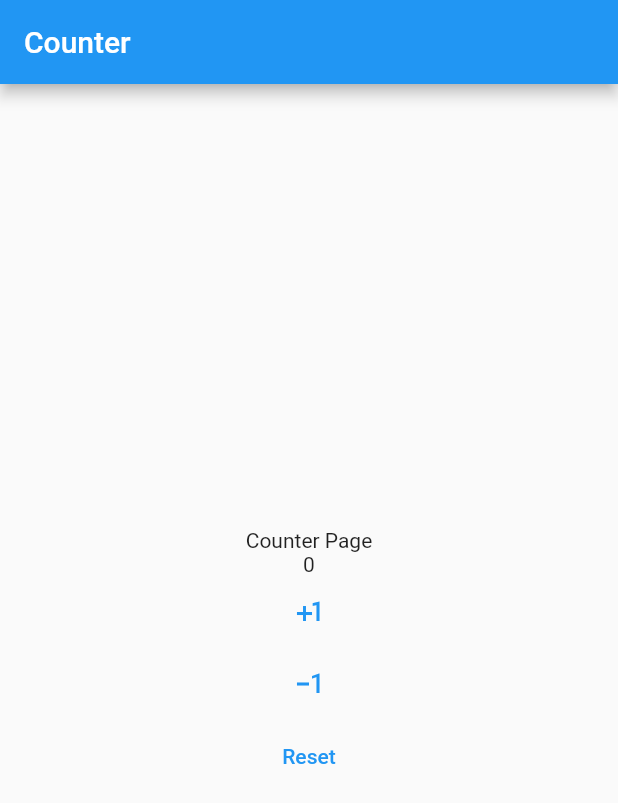
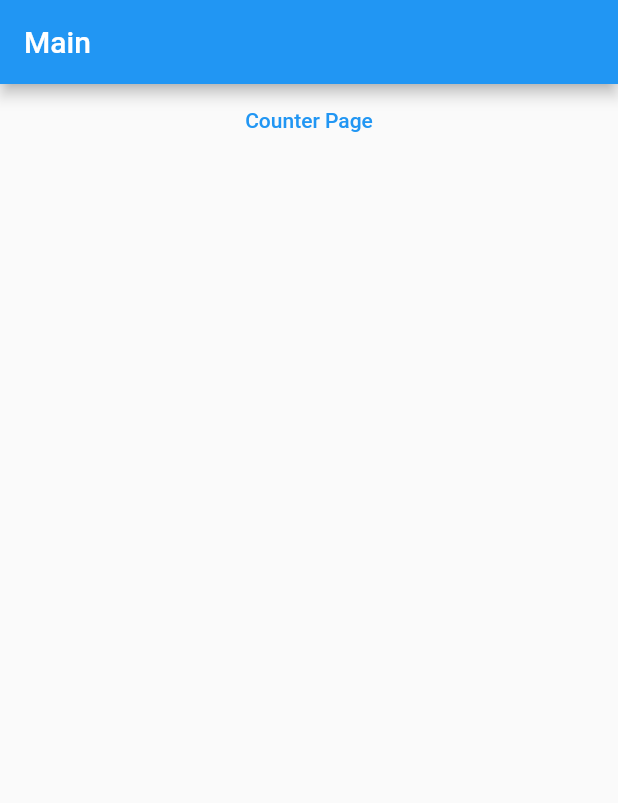
Before and after one commit to satria1697/supreme-system, a Flutter app: the screen it shows after launch, on a phone screen of 412 x 824 dp. Shown: the top 803 px of the screen. Run offline on Flutter 3.47's test engine with Material 2 defaults, Android fonts, the phone set to English and light mode, and no system bars; our stand-ins replace equatable, flutter_bloc.

Commit message:
[feat] create MainLayout [fix] fixing counterPage layout [feat] add routing

```diff
--- /dev/null
+++ b/lib/layout/main.dart
@@ -0,0 +1,17 @@
+import 'package:flutter/material.dart';
+
+class MainLayout extends StatelessWidget {
+  final Widget? body;
+  final String? title;
+  const MainLayout({Key? key, this.body, this.title}) : super(key: key);
+
+  @override
+  Widget build(BuildContext context) {
+    return Scaffold(
+      appBar: AppBar(
+        title: Text(title ?? ''),
+      ),
+      body: body,
+    );
+  }
+}
--- a/lib/main.dart
+++ b/lib/main.dart
@@ -1,5 +1,5 @@
 import 'package:flutter/material.dart';
-import 'package:mi_bloc/counter/delivery/main.dart';
+import 'package:mi_bloc/route/routes.dart';
 
 void main() {
   runApp(const MyApp());
@@ -14,18 +14,10 @@ class MyApp extends StatelessWidget {
     return MaterialApp(
       title: 'Flutter Demo',
       theme: ThemeData(
-        // This is the theme of your application.
-        //
-        // Try running your application with "flutter run". You'll see the
-        // application has a blue toolbar. Then, without quitting the app, try
-        // changing the primarySwatch below to Colors.green and then invoke
-        // "hot reload" (press "r" in the console where you ran "flutter run",
-        // or simply save your changes to "hot reload" in a Flutter IDE).
-        // Notice that the counter didn't reset back to zero; the application
-        // is not restarted.
         primarySwatch: Colors.blue,
       ),
-      home: const CounterPage(),
+      routes: routes,
+      initialRoute: '',
     );
   }
 }
--- /dev/null
+++ b/lib/main/delivery/main.dart
@@ -0,0 +1,23 @@
+import 'package:flutter/material.dart';
+import 'package:mi_bloc/layout/main.dart';
+
+class MainPage extends StatelessWidget {
+  const MainPage({Key? key}) : super(key: key);
+
+  @override
+  Widget build(BuildContext context) {
+    return MainLayout(
+      title: 'Main',
+      body: Center(
+        child: Column(
+          children: [
+            TextButton(
+              onPressed: () => {Navigator.pushNamed(context, '/counter')},
+              child: const Text('Counter Page'),
+            )
+          ],
+        ),
+      ),
+    );
+  }
+}
--- /dev/null
+++ b/lib/route/routes.dart
@@ -0,0 +1,8 @@
+import 'package:flutter/material.dart';
+import 'package:mi_bloc/counter/delivery/main.dart';
+import 'package:mi_bloc/main/delivery/main.dart';
+
+Map<String, WidgetBuilder> routes = {
+  '/': (BuildContext context) => const MainPage(),
+  '/counter': (BuildContext context) => const CounterPage()
+};
```
Also changed, not shown: lib/counter/delivery/main.dart (+33 -14 lines).
